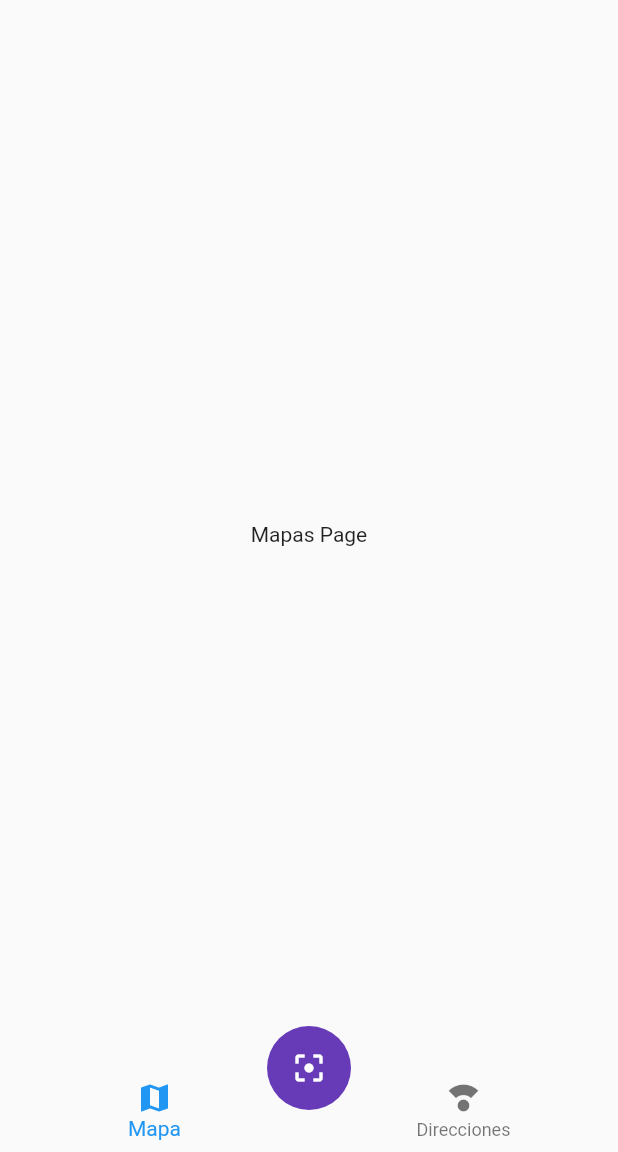
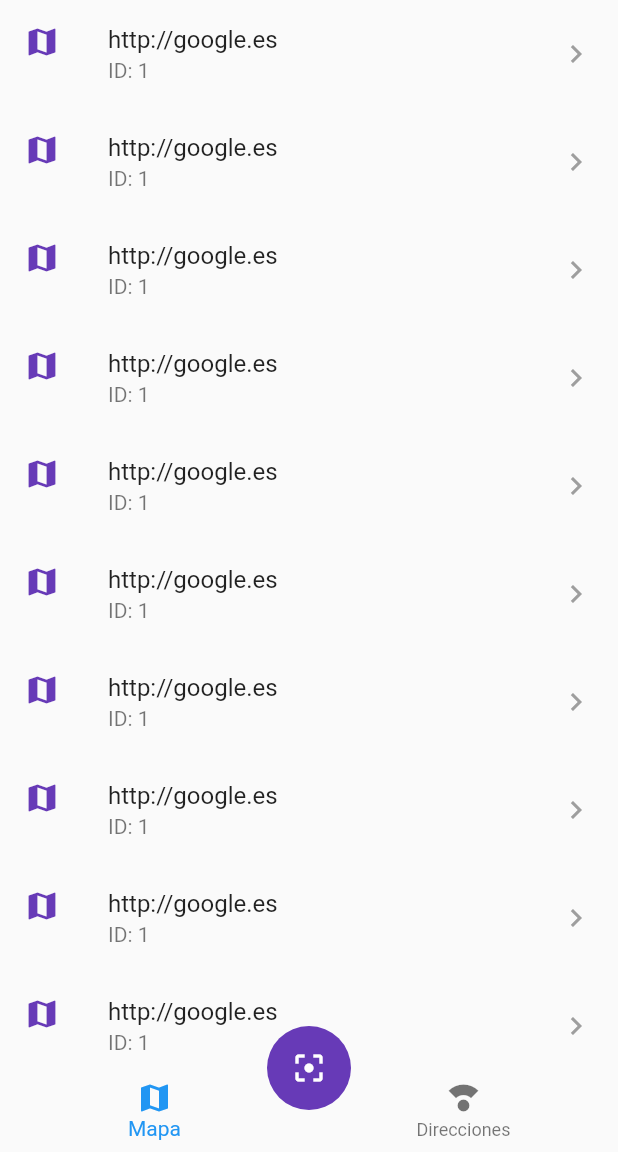
Before and after one commit to Fadria/flutter-QR-Reader, a Flutter app: the screen it shows after launch, on a phone screen of 412 x 824 dp, the part 84-1236 px from its top. Run offline on Flutter 3.47's test engine with Material 2 defaults, Android fonts, the phone set to English and light mode, and no system bars; our stand-ins replace sqflite; missing offline and left inert: flutter_barcode_scanner; accounts and stored records are empty.

Commit message:
Mostrar Scans UI - Sin base de datos

```diff
--- a/lib/pages/mapas_page.dart
+++ b/lib/pages/mapas_page.dart
@@ -5,9 +5,16 @@ class MapasPage extends StatelessWidget {
 
   @override
   Widget build(BuildContext context) {
-    return Center
+    return ListView.builder
     (
-      child: Text('Mapas Page'),
-    );
+      itemBuilder: (_, i) => ListTile
+        (
+          leading: Icon(Icons.map, color: Theme.of(context).primaryColor),
+          title: Text('http://google.es'),
+          subtitle: Text('ID: 1'),
+          trailing: Icon(Icons.keyboard_arrow_right, color: Colors.grey),
+          onTap: () => print('pulsando...'),
+        ),
+      itemCount: 10,);
   }
 }
```
